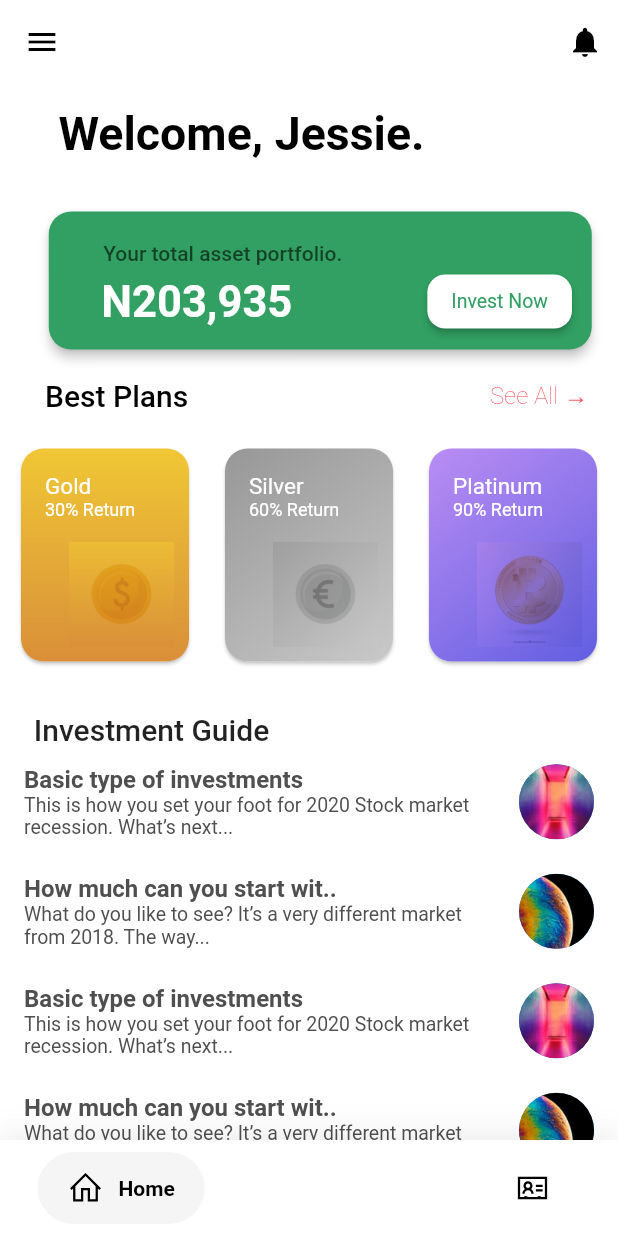
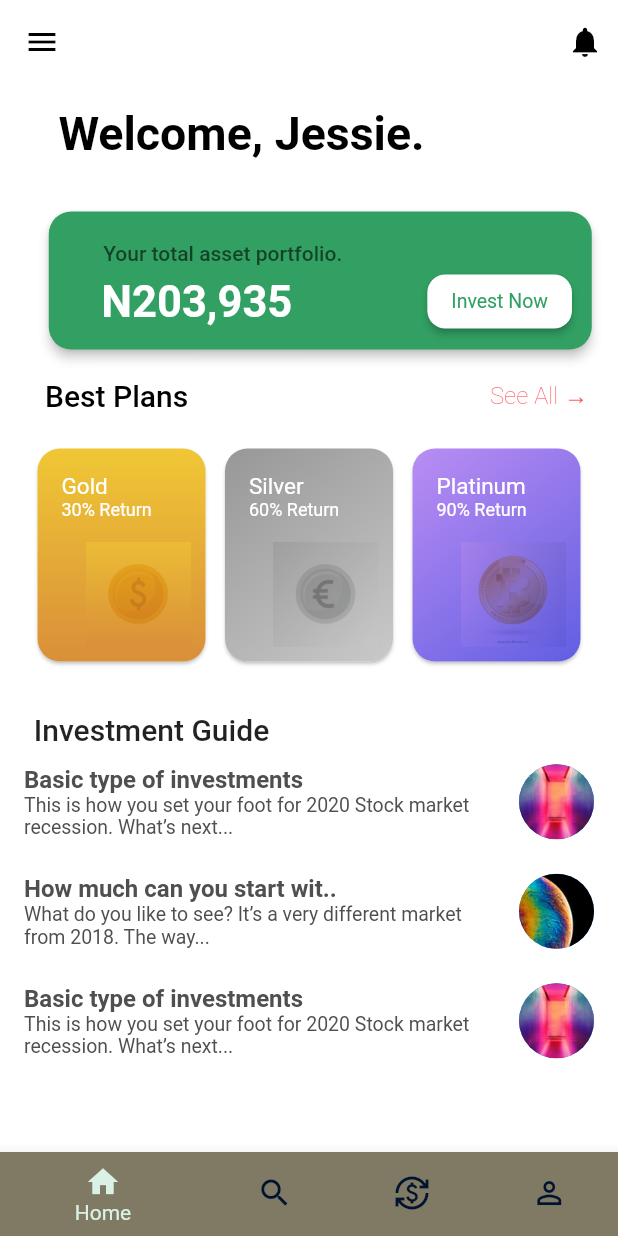
Before and after one commit to collins-swai/erp---interview, a Flutter app: the BottomNavScreen screen opened directly, on a phone screen of 412 x 824 dp. Run offline on Flutter 3.47's test engine with Material 2 defaults, Android fonts, the light colour scheme and no system bars; drawn by our look-alikes of google_nav_bar; our stand-ins replace animated_splash_screen, firebase_auth, firebase_core, line_icons, page_transition; accounts and stored records are empty; Roboto replaces fonts that are missing (DM Sans, SF Pro Display, SF Pro Text).

Commit message:
Modified code

```diff
--- a/lib/presentation/bottom_nav_screen.dart
+++ b/lib/presentation/bottom_nav_screen.dart
@@ -5,6 +5,10 @@ import 'package:google_nav_bar/google_nav_bar.dart';
 import 'package:line_icons/line_icons.dart';
 import 'package:mzizi_school_interview/presentation/account_screen.dart';
 import 'package:mzizi_school_interview/presentation/home_screen.dart';
+import 'package:mzizi_school_interview/presentation/notification_screen.dart';
+import 'package:mzizi_school_interview/presentation/product_screen.dart';
+import 'package:mzizi_school_interview/presentation/profile_screen.dart';
+import 'package:mzizi_school_interview/theme/color_constant.dart';
 
 class BottomNavScreen extends StatefulWidget {
   const BottomNavScreen({super.key});
@@ -15,64 +19,50 @@ class BottomNavScreen extends StatefulWidget {
 
 class _BottomNavScreenState extends State<BottomNavScreen> {
   int _selectedIndex = 0;
+
   @override
   Widget build(BuildContext context) {
     List<Widget> _widgetOptions = <Widget>[
-      HomeScreen(
-      ),
-      AccountScreen(
-      ),
+      HomeScreen(),
+      ProductScreen(),
+      NotificationScreen(),
+      ProfileScreen(),
     ];
 
     return WillPopScope(
       onWillPop: _onWillPop,
       child: Scaffold(
         resizeToAvoidBottomInset: false,
-        backgroundColor: Colors.white,
-        bottomNavigationBar: Container(
-          decoration: BoxDecoration(
-            color: Colors.white,
-            boxShadow: [
-              BoxShadow(
-                blurRadius: 20,
-                color: Colors.black.withOpacity(.1),
-              )
-            ],
-          ),
-          child: SafeArea(
-            child: Padding(
-              padding:
-              const EdgeInsets.symmetric(horizontal: 25.0, vertical: 8),
-              child: GNav(
-                rippleColor: Colors.grey[300]!,
-                hoverColor: Colors.grey[100]!,
-                gap: 10,
-                activeColor: Colors.black,
-                iconSize: 24,
-                padding:
-                const EdgeInsets.symmetric(horizontal: 20, vertical: 12),
-                duration: const Duration(milliseconds: 400),
-                tabBackgroundColor: Colors.grey[100]!,
-                color: Colors.black,
-                tabs: [
-                  const GButton(
-                    icon: LineIcons.home,
-                    text: 'Home',
-                  ),
-                  const GButton(
-                    icon: LineIcons.addressCard,
-                    text: 'Account',
-                  ),
-                ],
-                selectedIndex: _selectedIndex,
-                onTabChange: (index) {
+        backgroundColor: ColorConstant.gray900,
+        bottomNavigationBar: BottomNavigationBar(
+          selectedItemColor: ColorConstant.backgroundGreen,
+          unselectedItemColor: ColorConstant.gray900,
+          currentIndex: _selectedIndex,
+          onTap: (index) {
             setState(() {
               _selectedIndex = index;
             });
           },
+          items: [
+            BottomNavigationBarItem(
+
+              backgroundColor: ColorConstant.gray600,
+              icon: Icon(Icons.home),
+              label: 'Home',
             ),
+            BottomNavigationBarItem(
+              icon: Icon(Icons.search),
+              label: 'Product',
             ),
+            BottomNavigationBarItem(
+              icon: Icon(Icons.currency_exchange),
+              label: 'Transactions',
             ),
+            BottomNavigationBarItem(
+              icon: Icon(Icons.person_outline_sharp),
+              label: 'Account',
+            ),
+          ],
         ),
         body: _widgetOptions?.elementAt(_selectedIndex),
       ),
--- a/lib/presentation/home_screen.dart
+++ b/lib/presentation/home_screen.dart
@@ -154,7 +154,7 @@ class _HomeScreenState extends State<HomeScreen> {
                               begin: Alignment.topCenter,
                               end: Alignment.bottomCenter,
                             ))),
-                    SizedBox(width: 16),
+                    SizedBox(width: 5),
                     buildCard(
                         "assets/images/euro.png",
                         "Silver",
@@ -165,7 +165,7 @@ class _HomeScreenState extends State<HomeScreen> {
                           end: Alignment.bottomRight,
                         )),
                     SizedBox(
-                      width: 16,
+                      width: 5,
                     ),
                     buildCard(
                         "assets/images/bitcoin.png",
@@ -205,10 +205,6 @@ class _HomeScreenState extends State<HomeScreen> {
                       "Basic type of investments",
                       "This is how you set your foot for 2020 Stock market recession. What’s next...",
                       'assets/images/pnps.png'),
-                  _buildListTile(
-                      "How much can you start wit..",
-                      "What do you like to see? It’s a very different market from 2018. The way...",
-                      'assets/images/shapes.png'),
                 ],
               ),
             )
--- /dev/null
+++ b/lib/presentation/notification_screen.dart
@@ -0,0 +1,15 @@
+import 'package:flutter/material.dart';
+
+class NotificationScreen extends StatefulWidget {
+  const NotificationScreen({super.key});
+
+  @override
+  State<NotificationScreen> createState() => _NotificationScreenState();
+}
+
+class _NotificationScreenState extends State<NotificationScreen> {
+  @override
+  Widget build(BuildContext context) {
+    return Scaffold();
+  }
+}
--- /dev/null
+++ b/lib/presentation/product_screen.dart
@@ -0,0 +1,15 @@
+import 'package:flutter/material.dart';
+
+class ProductScreen extends StatefulWidget {
+  const ProductScreen({super.key});
+
+  @override
+  State<ProductScreen> createState() => _ProductScreenState();
+}
+
+class _ProductScreenState extends State<ProductScreen> {
+  @override
+  Widget build(BuildContext context) {
+    return Scaffold();
+  }
+}
```
Also changed, not shown: 3 other files. Lines whose indentation alone changed are shown as unchanged.
